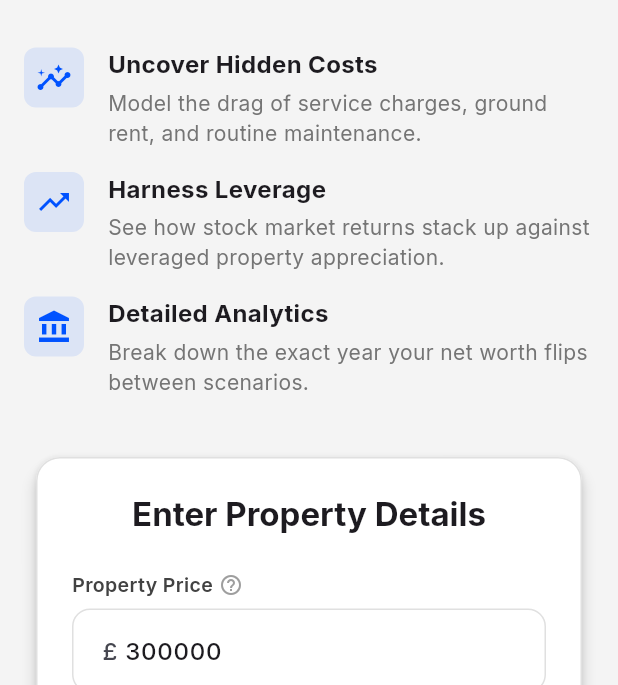
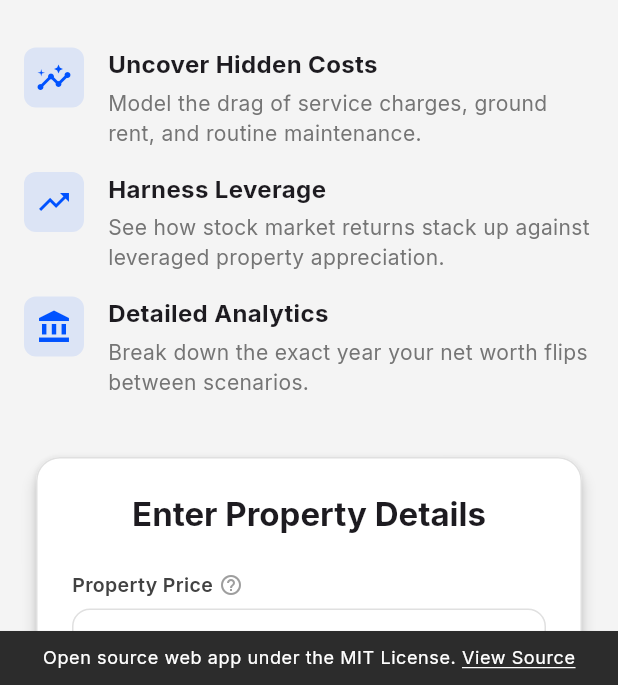
Before and after one commit to adit01892/rentorown, a Flutter app: the screen it shows after launch, on a phone screen of 412 x 824 dp, the part 551-1236 px from its top. Run offline on Flutter 3.47's test engine with Material 3 defaults, Android fonts, the phone set to English and light mode, and no system bars; our stand-ins replace fl_chart, flutter_riverpod, freezed_annotation, google_fonts.

Commit message:
Update styling, layout, and footer link; remove specs

```diff
--- a/lib/main.dart
+++ b/lib/main.dart
@@ -12,6 +12,7 @@ import 'widgets/methodology_widget.dart';
 import 'widgets/stage1_welcome_widget.dart';
 import 'widgets/cashflow_chart_widget.dart';
 import 'widgets/app_logo.dart';
+import 'widgets/app_footer.dart';
 
 void main() {
   runApp(const ProviderScope(child: HomeDecisionApp()));
@@ -122,6 +123,7 @@ class SimulatorPage extends ConsumerWidget {
               : _buildStage2(context),
         ),
       ),
+      bottomNavigationBar: const AppFooterWidget(),
     );
   }
 
--- a/lib/widgets/advanced_panel.dart
+++ b/lib/widgets/advanced_panel.dart
@@ -15,7 +15,8 @@ class AdvancedPanelWidget extends ConsumerWidget {
       elevation: 2,
       margin: const EdgeInsets.all(8.0),
       child: ExpansionTile(
-        title: const Text('Advanced Settings'),
+        title: const Text('Assumptions'),
+        initiallyExpanded: true,
         children: [
           Padding(
             padding: const EdgeInsets.symmetric(
--- /dev/null
+++ b/lib/widgets/app_footer.dart
@@ -0,0 +1,57 @@
+import 'package:flutter/material.dart';
+import 'package:url_launcher/url_launcher.dart';
+
+class AppFooterWidget extends StatelessWidget {
+  const AppFooterWidget({super.key});
+
+  @override
+  Widget build(BuildContext context) {
+    return Material(
+      color: const Color(0xFF2C2C2C),
+      elevation: 1,
+      child: SafeArea(
+        top: false,
+        child: Padding(
+          padding: const EdgeInsets.symmetric(horizontal: 16, vertical: 10),
+          child: Wrap(
+            spacing: 12,
+            runSpacing: 8,
+            alignment: WrapAlignment.center,
+            crossAxisAlignment: WrapCrossAlignment.center,
+            children: [
+              Row(
+                mainAxisSize: MainAxisSize.min,
+                children: [
+                  Text(
+                    'Open source web app under the MIT License. ',
+                    style: Theme.of(
+                      context,
+                    ).textTheme.bodySmall?.copyWith(color: Colors.white),
+                  ),
+                  InkWell(
+                    onTap: () async {
+                      final url = Uri.parse(
+                        'https://github.com/adit01892/rentorown',
+                      );
+                      if (await canLaunchUrl(url)) {
+                        await launchUrl(url);
+                      }
+                    },
+                    child: Text(
+                      'View Source',
+                      style: Theme.of(context).textTheme.bodySmall?.copyWith(
+                        color: Colors.white,
+                        decoration: TextDecoration.underline,
+                        decorationColor: Colors.white,
+                      ),
+                    ),
+                  ),
+                ],
+              ),
+            ],
+          ),
+        ),
+      ),
+    );
+  }
+}
--- a/lib/widgets/core_inputs.dart
+++ b/lib/widgets/core_inputs.dart
@@ -97,7 +97,7 @@ class _CoreInputsWidgetState extends ConsumerState<CoreInputsWidget> {
       elevation: currentStage == 1 ? 4 : 2,
       margin: const EdgeInsets.all(8.0),
       child: Padding(
-        padding: const EdgeInsets.all(24.0),
+        padding: EdgeInsets.all(currentStage == 1 ? 24.0 : 16.0),
         child: Form(
           key: _formKey,
           child: Column(
@@ -241,9 +241,9 @@ class _CoreInputsWidgetState extends ConsumerState<CoreInputsWidget> {
                 const SizedBox(height: 10),
                 Text(
                   'This simulation uses assumptions (rates, costs, inflation) you can tweak later in Advanced Settings.',
-                  style: Theme.of(
-                    context,
-                  ).textTheme.bodySmall?.copyWith(color: const Color(0xFF757575)),
+                  style: Theme.of(context).textTheme.bodySmall?.copyWith(
+                    color: const Color(0xFF757575),
+                  ),
                   textAlign: TextAlign.center,
                 ),
               ],
@@ -286,7 +286,8 @@ class _CoreInputsWidgetState extends ConsumerState<CoreInputsWidget> {
         TextFormField(
           controller: controller,
           keyboardType:
-              keyboardType ?? const TextInputType.numberWithOptions(decimal: true),
+              keyboardType ??
+              const TextInputType.numberWithOptions(decimal: true),
           inputFormatters: inputFormatters ?? [_decimalNumberFormatter],
           style: const TextStyle(fontWeight: FontWeight.w500),
           decoration: InputDecoration(
--- a/pubspec.yaml
+++ b/pubspec.yaml
@@ -14,6 +14,7 @@ dependencies:
   freezed_annotation: ^3.1.0
   google_fonts: ^8.0.2
   intl: ^0.20.2
+  url_launcher: ^6.3.2
 
 dev_dependencies:
   flutter_test:
```
Also changed, not shown: lib/widgets/cashflow_chart_widget.dart (+25 -3 lines), lib/widgets/chart_widget.dart (+29 -2 lines), lib/widgets/headline_result.dart (+16 -1 lines), pubspec.lock, 8 other files.
